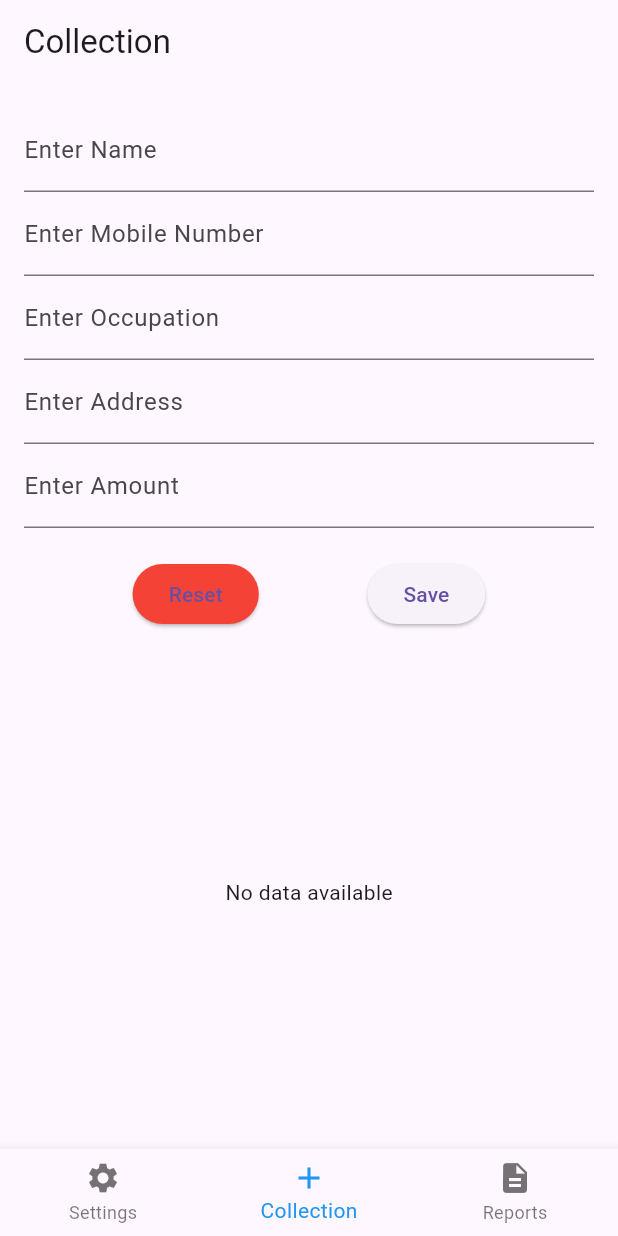
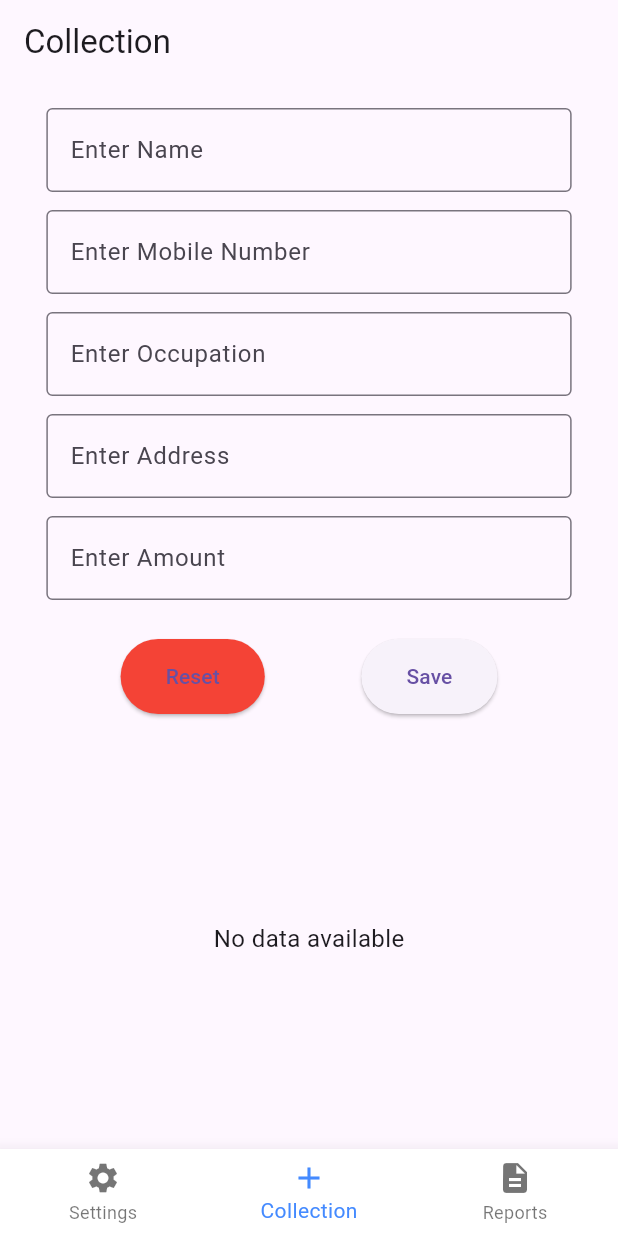
Before and after one commit to kavs2812/collectionapp, a Flutter app: the screen it shows after launch, on a phone screen of 412 x 824 dp. Run offline on Flutter 3.47's test engine with Material 3 defaults, Android fonts, the phone set to English and light mode, and no system bars; our stand-ins replace hive, hive_flutter; accounts and stored records are empty.

Commit message:
second change

```diff
--- a/lib/main.dart
+++ b/lib/main.dart
@@ -1,14 +1,14 @@
 import 'package:flutter/material.dart';
+import 'package:hive/hive.dart';
 import 'package:hive_flutter/hive_flutter.dart';
-import 'collection_model.dart';
-import 'settings_screen.dart'; // Import SettingsScreen
+import 'settings_screen.dart';
+import 'dart:convert';
 
 void main() async {
   WidgetsFlutterBinding.ensureInitialized();
   await Hive.initFlutter();
-  Hive.registerAdapter(CollectionDataAdapter());
-  await Hive.openBox<CollectionData>('collections');
-  await Hive.openBox<String>('settings'); // Open settings box
+  await Hive.openBox<String>('collections');
+  await Hive.openBox<String>('settings');
   runApp(MyApp());
 }
 
@@ -19,18 +19,43 @@ class MyApp extends StatefulWidget {
 
 class _MyAppState extends State<MyApp> {
   int _selectedIndex = 1;
+  List<String> _fields = [];
 
-  void _onItemTapped(int index) {
+  @override
+  void initState() {
+    super.initState();
+    _loadFields();
+  }
+
+  void _loadFields() {
+    final settingsBox = Hive.box<String>('settings');
+    String? storedFields = settingsBox.get('fields');
+    setState(() {
+      _fields = storedFields != null
+          ? List<String>.from(jsonDecode(storedFields))
+          : ['Name', 'Mobile Number', 'Occupation', 'Address', 'Amount'];
+    });
+  }
+
+  void _onItemTapped(int index) async {
     setState(() {
       _selectedIndex = index;
     });
+
+    if (index == 0) {
+      final updatedFields = await Navigator.push<List<String>>(
+        context,
+        MaterialPageRoute(builder: (context) => SettingsScreen()),
+      );
+      if (updatedFields != null) {
+        final settingsBox = Hive.box<String>('settings');
+        settingsBox.put('fields', jsonEncode(updatedFields));
+        setState(() {
+          _fields = updatedFields;
+        });
       }
-
-  final List<Widget> _screens = [
-    SettingsScreen(),
-    CollectionScreen(),
-    Scaffold(body: Center(child: Text('Reports Screen'))),
-  ];
+    }
+  }
 
   @override
   Widget build(BuildContext context) {
@@ -38,9 +63,10 @@ class _MyAppState extends State<MyApp> {
       title: 'Collection App',
       theme: ThemeData(
         primarySwatch: Colors.blue,
+        visualDensity: VisualDensity.adaptivePlatformDensity,
       ),
       home: Scaffold(
-        body: _screens[_selectedIndex],
+        body: _buildBody(),
         bottomNavigationBar: BottomNavigationBar(
           items: const <BottomNavigationBarItem>[
             BottomNavigationBarItem(
@@ -50,62 +76,85 @@ class _MyAppState extends State<MyApp> {
                 icon: Icon(Icons.description), label: 'Reports'),
           ],
           currentIndex: _selectedIndex,
-          selectedItemColor: Colors.blue,
+          selectedItemColor: Colors.blueAccent,
           onTap: _onItemTapped,
+          backgroundColor: Colors.white,
+          elevation: 10,
         ),
       ),
     );
   }
+
+  Widget _buildBody() {
+    switch (_selectedIndex) {
+      case 0:
+        return SettingsScreen();
+      case 1:
+        return CollectionScreen(fields: _fields);
+      case 2:
+        return Center(
+            child: Text('Reports Screen',
+                style: TextStyle(fontSize: 18, fontWeight: FontWeight.bold)));
+      default:
+        return CollectionScreen(fields: _fields);
+    }
+  }
 }
 
 class CollectionScreen extends StatefulWidget {
+  final List<String> fields;
+
+  CollectionScreen({required this.fields});
+
   @override
   _CollectionScreenState createState() => _CollectionScreenState();
 }
 
 class _CollectionScreenState extends State<CollectionScreen> {
   final _formKey = GlobalKey<FormState>();
-  final _nameController = TextEditingController();
-  final _mobileController = TextEditingController();
-  final _occupationController = TextEditingController();
-  final _addressController = TextEditingController();
-  final _amountController = TextEditingController();
-  final Box<CollectionData> collectionBox =
-      Hive.box<CollectionData>('collections');
+  final Map<String, TextEditingController> _controllers = {};
+  final Box<String> collectionBox = Hive.box<String>('collections');
+
+  @override
+  void initState() {
+    super.initState();
+    _updateControllers();
+  }
+
+  void _updateControllers() {
+    _controllers.clear();
+    for (var field in widget.fields) {
+      _controllers[field] = TextEditingController();
+    }
+  }
 
   void _saveData() {
     if (_formKey.currentState!.validate()) {
-      final data = CollectionData(
-        name: _nameController.text,
-        mobileNumber: _mobileController.text,
-        occupation: _occupationController.text,
-        address: _addressController.text,
-        amount: double.parse(_amountController.text),
-      );
-      collectionBox.add(data);
-      ScaffoldMessenger.of(context).showSnackBar(
-        SnackBar(content: Text('Data saved!')),
-      );
+      final Map<String, String> dataMap = {};
+      for (var field in widget.fields) {
+        dataMap[field] = _controllers[field]?.text ?? '';
+      }
+      collectionBox.put(DateTime.now().toString(), jsonEncode(dataMap));
+      ScaffoldMessenger.of(context)
+          .showSnackBar(SnackBar(content: Text('Data saved!')));
       _resetForm();
-      setState(() {});
     }
   }
 
   void _resetForm() {
-    _formKey.currentState?.reset();
-    _nameController.clear();
-    _mobileController.clear();
-    _occupationController.clear();
-    _addressController.clear();
-    _amountController.clear();
+    setState(() {
+      for (var controller in _controllers.values) {
+        controller.clear();
+      }
+    });
   }
 
   void _deleteData(int index) {
-    collectionBox.deleteAt(index);
+    final key = collectionBox.keyAt(index);
+    collectionBox.delete(key);
     setState(() {});
-    ScaffoldMessenger.of(context).showSnackBar(
-      SnackBar(content: Text('Data deleted!')),
-    );
+    ScaffoldMessenger.of(context)
+        .showSnackBar(SnackBar(content: Text('Data deleted!')));
   }
 
   @override
@@ -113,45 +162,30 @@ class _CollectionScreenState extends State<CollectionScreen> {
     return Scaffold(
       appBar: AppBar(title: Text('Collection')),
       body: Padding(
-        padding: const EdgeInsets.all(16.0),
+        padding: const EdgeInsets.symmetric(horizontal: 16.0, vertical: 10.0),
         child: Column(
           children: [
             Form(
               key: _formKey,
               child: Column(
-                children: [
-                  TextFormField(
-                    controller: _nameController,
-                    decoration: InputDecoration(labelText: 'Enter Name'),
+                children: widget.fields.map((field) {
+                  return Padding(
+                    padding: const EdgeInsets.symmetric(vertical: 6.0),
+                    child: SizedBox(
+                      width: MediaQuery.of(context).size.width * 0.85,
+                      child: TextFormField(
+                        controller: _controllers[field],
+                        decoration: InputDecoration(
+                          labelText: 'Enter $field',
+                          border: OutlineInputBorder(),
+                        ),
                         validator: (value) =>
-                        value!.isEmpty ? 'Please enter a name' : null,
+                            value!.isEmpty ? 'Please enter $field' : null,
                       ),
-                  TextFormField(
-                    controller: _mobileController,
-                    decoration:
-                        InputDecoration(labelText: 'Enter Mobile Number'),
-                    validator: (value) =>
-                        value!.isEmpty ? 'Please enter a mobile number' : null,
                     ),
-                  TextFormField(
-                    controller: _occupationController,
-                    decoration: InputDecoration(labelText: 'Enter Occupation'),
-                    validator: (value) =>
-                        value!.isEmpty ? 'Please enter an occupation' : null,
+                  );
+                }).toList(),
               ),
-                  TextFormField(
-                    controller: _addressController,
-                    decoration: InputDecoration(labelText: 'Enter Address'),
-                    validator: (value) =>
-                        value!.isEmpty ? 'Please enter an address' : null,
-                  ),
-                  TextFormField(
-                    controller: _amountController,
-                    decoration: InputDecoration(labelText: 'Enter Amount'),
-                    keyboardType:
-                        TextInputType.numberWithOptions(decimal: true),
-                    validator: (value) =>
-                        value!.isEmpty ? 'Please enter an amount' : null,
             ),
             SizedBox(height: 20),
             Row(
@@ -161,38 +195,45 @@ class _CollectionScreenState extends State<CollectionScreen> {
                   onPressed: _resetForm,
                   child: Text('Reset'),
                   style: ElevatedButton.styleFrom(
-                            backgroundColor: Colors.red),
+                      backgroundColor: Colors.red,
+                      padding:
+                          EdgeInsets.symmetric(horizontal: 30, vertical: 15)),
                 ),
                 ElevatedButton(
                   onPressed: _saveData,
                   child: Text('Save'),
+                  style: ElevatedButton.styleFrom(
+                      padding:
+                          EdgeInsets.symmetric(horizontal: 30, vertical: 15)),
                 ),
               ],
-                  ),
-                ],
-              ),
             ),
             SizedBox(height: 20),
             Expanded(
               child: collectionBox.isEmpty
-                  ? Center(child: Text('No data available'))
+                  ? Center(
+                      child: Text('No data available',
+                          style: TextStyle(fontSize: 16)))
                   : ListView.builder(
                       itemCount: collectionBox.length,
                       itemBuilder: (context, index) {
-                        final data = collectionBox.getAt(index);
+                        final key = collectionBox.keyAt(index);
+                        final data = jsonDecode(collectionBox.get(key)!);
                         return Card(
+                          margin: EdgeInsets.symmetric(vertical: 8),
+                          elevation: 4,
                           child: ListTile(
-                            title: Text(data!.name),
-                            subtitle: Text(
-                              "Mobile: ${data.mobileNumber}\n"
-                              "Occupation: ${data.occupation}\n"
-                              "Address: ${data.address}\n"
-                              "Amount: ₹${data.amount}",
+                            title: Text(data[widget.fields.first] ?? 'No Name',
+                                style: TextStyle(fontWeight: FontWeight.bold)),
+                            subtitle: Column(
+                              crossAxisAlignment: CrossAxisAlignment.start,
+                              children: widget.fields.map((field) {
+                                return Text("$field: ${data[field] ?? ''}");
+                              }).toList(),
                             ),
                             trailing: IconButton(
                                 icon: Icon(Icons.delete, color: Colors.red),
-                              onPressed: () => _deleteData(index),
-                            ),
+                                onPressed: () => _deleteData(index)),
                           ),
                         );
                       },
```
Also changed, not shown: lib/settings_screen.dart (+27 -42 lines), 3 other files. Lines whose indentation alone changed are shown as unchanged.
